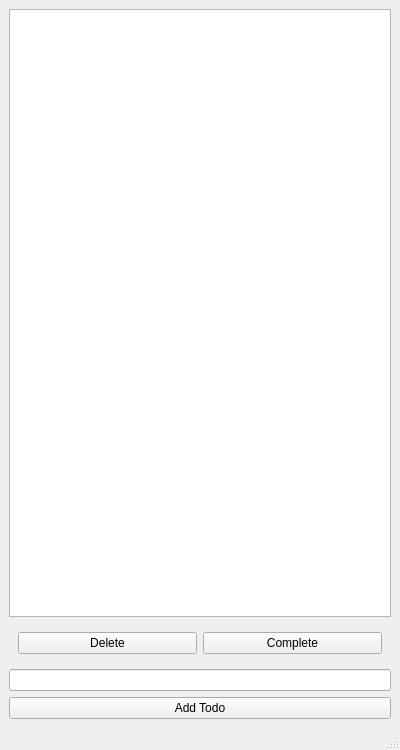
grahamstelzer/todoPyQt, file mainwindow.ui: the form before one commit.
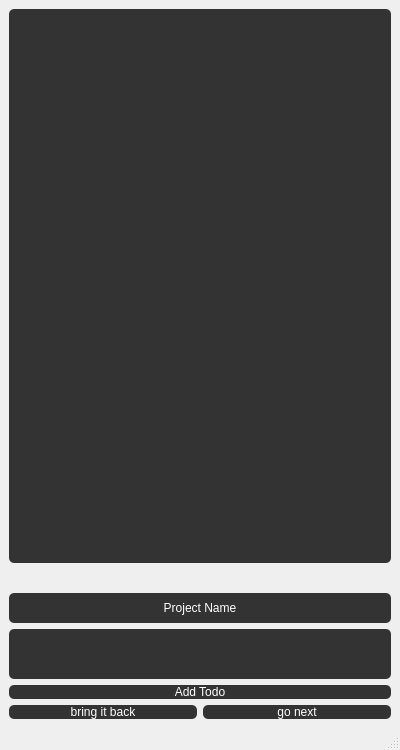
The form after the commit.

Commit message: Added project cycling functionality

The edit to the form file:
```diff
--- a/mainwindow.ui
+++ b/mainwindow.ui
@@ -10,9 +10,11 @@
     <height>750</height>
    </rect>
   </property>
+
   <property name="windowTitle">
    <string>get that sht done brother</string>
   </property>
+
   <widget class="QWidget" name="centralwidget">
    <layout class="QVBoxLayout" name="verticalLayout">
     <item>
@@ -20,41 +22,114 @@
       <property name="selectionMode">
        <enum>QAbstractItemView::SingleSelection</enum>
       </property>
+                        <property name="styleSheet">
+                            <string notr="true">background-color: #333333; color: #FFFFFF; opacity: 0.8; border-radius: 5px;</string>
+                        </property>
      </widget>
     </item>
     <item>
      <widget class="QWidget" name="widget" native="true">
       <layout class="QHBoxLayout" name="horizontalLayout">
-       <item>
+
+                            <!-- <item>
         <widget class="QPushButton" name="deleteButton">
          <property name="text">
           <string>Delete</string>
          </property>
         </widget>
-       </item>
-       <item>
+                            </item> -->
+
+                            <!-- <item>
         <widget class="QPushButton" name="completeButton">
          <property name="text">
           <string>Complete</string>
          </property>
         </widget>
-       </item>
+                            </item> -->
+
       </layout>
      </widget>
     </item>
+
+                <!-- current project name -->
     <item>
-     <widget class="QLineEdit" name="todoEdit"/>
-    </item>
+                    <widget class="QLabel" name="titleLabel">
+                        <property name="text">
+                            <string>Project Name</string>
+                        </property>
+                        <property name="alignment">
+                            <set>Qt::AlignCenter</set>
+                        </property>
+                        <property name="styleSheet">
+                            <string notr="true">background-color: #333333; color: #FFFFFF; opacity: 0.8; border-radius: 5px;</string>
+                        </property>
+                        <property name="minimumSize">
+                            <size>
+                                <width>200</width>
+                                <height>30</height>
+                            </size>
+                        </property>
+                    </widget>
+                </item>
+
+                <!-- the thing you enter things into -->
+                <item>
+                    <widget class="QLineEdit" name="todoEdit">
+                        <property name="styleSheet">
+                            <string notr="true">background-color: #333333; color: #FFFFFF; opacity: 0.8; border-radius: 5px;</string>
+                        </property>
+                        <property name="minimumSize">
+                            <size>
+                                <width>200</width>
+                                <height>50</height>
+                            </size>
+                        </property>
+                    </widget>
+                </item>
+
     <item>
      <widget class="QPushButton" name="addButton">
       <property name="text">
        <string>Add Todo</string>
       </property>
-     </widget>
-    </item>
-   </layout>
-  </widget>
-  <widget class="QMenuBar" name="menubar">
+                        <property name="styleSheet">
+                            <string notr="true">background-color: #333333; color: #FFFFFF; opacity: 0.8; border-radius: 5px;</string>
+                        </property>
+                    </widget>
+                </item>
+
+                <!-- Project Navigation -->
+                <item>
+                    <layout class="QHBoxLayout" name="projectNavigationLayout">
+
+                        <item>
+                            <widget class="QPushButton" name="previousProjectButton">
+                                <property name="text">
+                                    <string>bring it back</string>
+                                </property>
+                                <property name="styleSheet">
+                                    <string notr="true">background-color: #333333; color: #FFFFFF; opacity: 0.8; border-radius: 5px;</string>
+                                </property>
+                            </widget>
+                        </item>
+
+                        <item>
+                            <widget class="QPushButton" name="nextProjectButton">
+                                <property name="text">
+                                    <string>go next</string>
+                                </property>
+                                <property name="styleSheet">
+                                    <string notr="true">background-color: #333333; color: #FFFFFF; opacity: 0.8; border-radius: 5px;</string>
+                                </property>
+                            </widget>
+                        </item>
+
+                    </layout>
+                </item>
+            </layout>
+        </widget>
+
+        <!-- <widget class="QMenuBar" name="menubar">
    <property name="geometry">
     <rect>
      <x>0</x>
@@ -63,7 +138,8 @@
      <height>22</height>
     </rect>
    </property>
-  </widget>
+        </widget> -->
+
   <widget class="QStatusBar" name="statusbar"/>
  </widget>
  <resources/>
```
Lines whose indentation alone changed are shown as unchanged. The commit also changes 6 other files.
